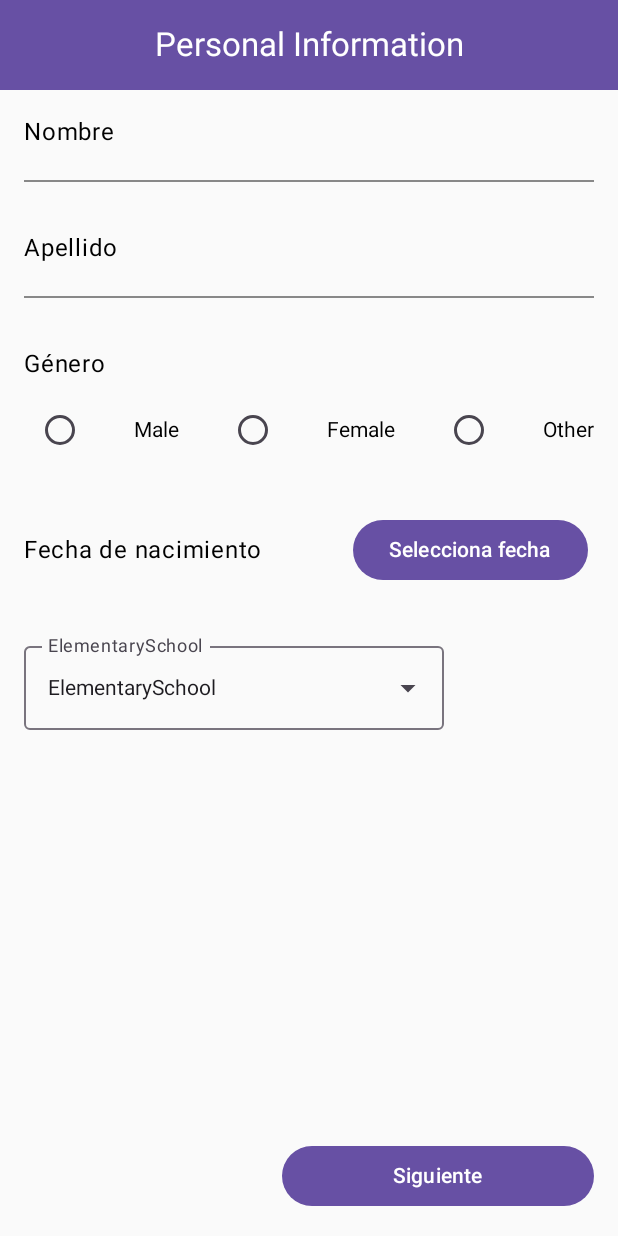
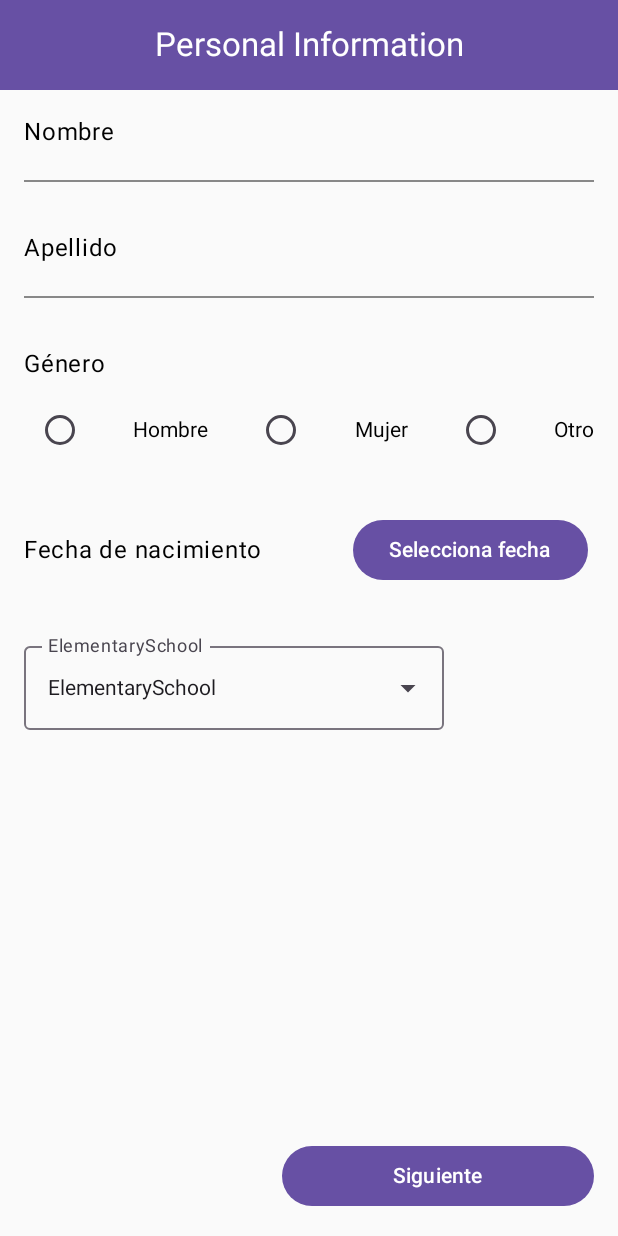
Before and after one commit to GrajalesU/LabsCM20232-Gr09, an Android app built with Jetpack Compose: the screen it shows after launch (MainActivity), on a phone screen of 412 x 824 dp. Run offline under Robolectric (Android 15) with nearby library versions, the phone set to English and light mode, and no system bars.

Commit message:
feat: add languages

```diff
--- a/Lab1-UI/src/main/java/co/edu/udea/compumovil/gr09_20232/lab1/GenderSelector.kt
+++ b/Lab1-UI/src/main/java/co/edu/udea/compumovil/gr09_20232/lab1/GenderSelector.kt
@@ -22,10 +22,18 @@ import androidx.compose.ui.Modifier
 import androidx.compose.ui.res.stringResource
 import androidx.compose.ui.unit.dp
 
-enum class Gender {
-    Male,
-    Female,
-    Other
+enum class Gender(val stringValue: String) {
+    Male("male"),
+    Female("female"),
+    Other("other")
+}
+
+fun getGenderStringResourceId(gender: Gender): Int {
+    return when (gender) {
+        Gender.Male -> R.string.male
+        Gender.Female -> R.string.female
+        Gender.Other -> R.string.other
+    }
 }
 
 @Composable
@@ -55,7 +63,7 @@ fun GenderSelector(setGender: (Gender) -> Unit = {}) {
                     selectedColor = MaterialTheme.colorScheme.primary
                 )
             )
-            Text(text = Gender.Male.name)
+            Text(text = stringResource(getGenderStringResourceId(Gender.Male)))
 
             RadioButton(
                 selected = selectedGender == Gender.Female,
@@ -67,7 +75,7 @@ fun GenderSelector(setGender: (Gender) -> Unit = {}) {
                     selectedColor = MaterialTheme.colorScheme.primary
                 )
             )
-            Text(text = Gender.Female.name)
+            Text(text = stringResource(getGenderStringResourceId(Gender.Female)))
 
             RadioButton(
                 selected = selectedGender == Gender.Other,
@@ -79,7 +87,7 @@ fun GenderSelector(setGender: (Gender) -> Unit = {}) {
                     selectedColor = MaterialTheme.colorScheme.primary
                 )
             )
-            Text(text = Gender.Other.name)
+            Text(text = stringResource(getGenderStringResourceId(Gender.Other)))
         }
     }
 }
--- a/Lab1-UI/src/main/res/values/strings.xml
+++ b/Lab1-UI/src/main/res/values/strings.xml
@@ -17,4 +17,12 @@
     <string name="last_name">Apellido</string>
     <string name="next">Siguiente</string>
     <string name="gender">Género</string>
+    <string name="male">Hombre</string>
+    <string name="female">Mujer</string>
+    <string name="other">Otro</string>
+    <string name="elementary_school">Escuela Primaria</string>
+    <string name="middle_school">Escuela Secundaria</string>
+    <string name="high_school">Escuela Preparatoria</string>
+    <string name="college">Tecnología</string>
+    <string name="university">Universidad</string>
 </resources>
```
Also changed, not shown: 1 other file.
